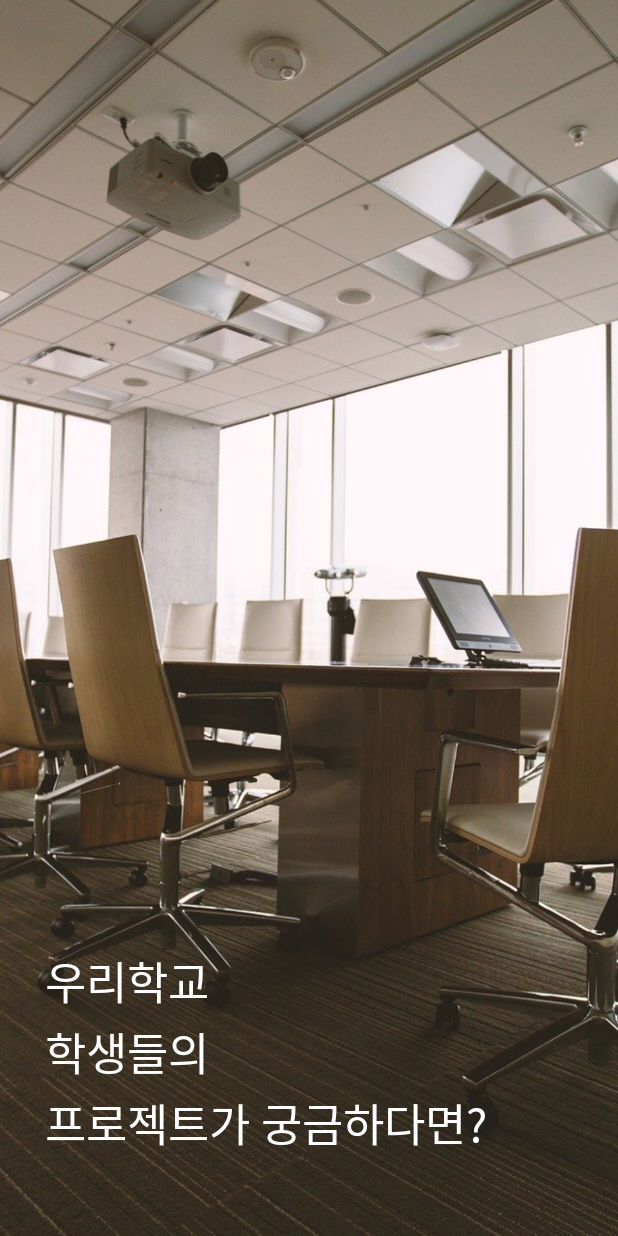
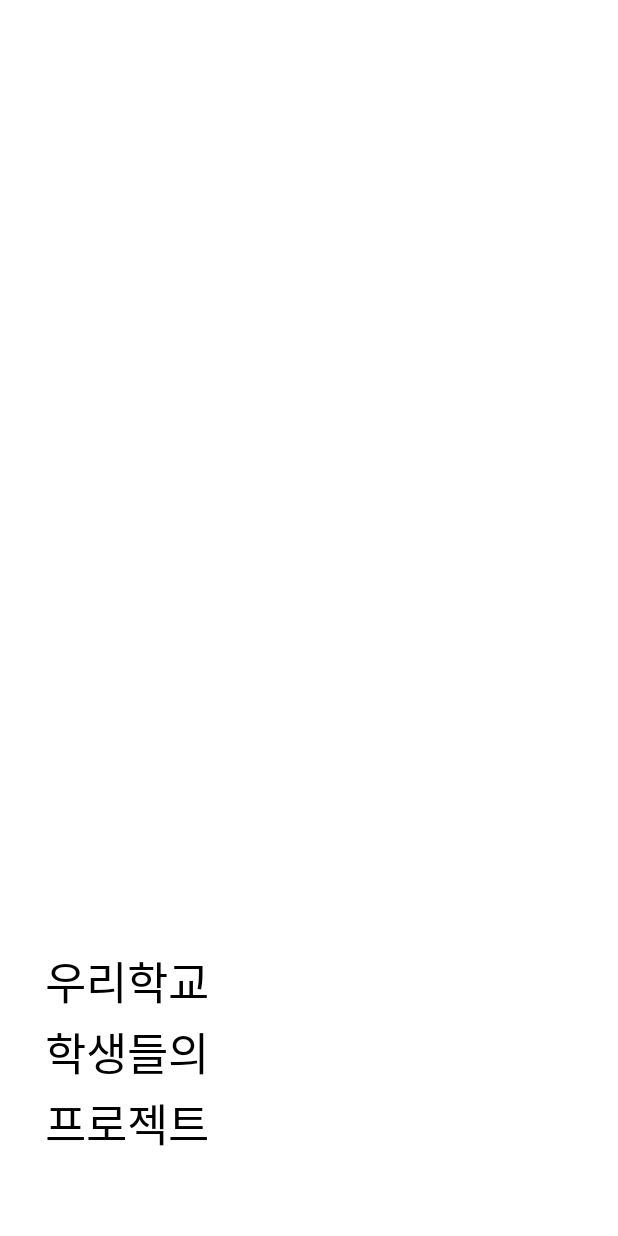
Before and after one commit to Job-Tang-Hackathon/Prof-Android-V2, an Android app: the SplashActivity screen opened directly, with no data from a screen before it, on a phone screen of 412 x 824 dp. Run offline under Robolectric (Android 15) with nearby library versions, the phone set to English and light mode, and no system bars; our stand-ins replace Firebase (no records; nobody signed in at launch, a user with empty details on screens opened directly); 1 statement that could not run was skipped.

Commit message:
Flex animation, splash

```diff
--- a/app/src/main/res/layout/activity_splash.xml
+++ b/app/src/main/res/layout/activity_splash.xml
@@ -4,14 +4,9 @@
     xmlns:tools="http://schemas.android.com/tools"
     android:layout_width="match_parent"
     android:layout_height="match_parent"
+
     tools:context=".view.SplashActivity">
 
-
-    <ImageView
-        android:layout_width="match_parent"
-        android:layout_height="match_parent"
-        android:scaleType="centerCrop"
-        android:src="@drawable/splash_background" />
 
     <LinearLayout
         android:layout_width="wrap_content"
@@ -30,7 +25,7 @@
             android:fontFamily="@font/gugiregular"
             android:includeFontPadding="false"
             android:text="우리학교"
-            android:textColor="@color/white"
+            android:textColor="@color/black"
             android:textSize="30sp" />
 
         <TextView
@@ -40,7 +35,7 @@
             android:fontFamily="@font/gugiregular"
             android:includeFontPadding="false"
             android:text="학생들의"
-            android:textColor="@color/white"
+            android:textColor="@color/black"
             android:textSize="30sp"
 
             />
@@ -51,8 +46,9 @@
             android:layout_marginBottom="3dp"
             android:fontFamily="@font/gugiregular"
             android:includeFontPadding="false"
-            android:text="프로젝트가 궁금하다면?"
-            android:textColor="@color/white"
+
+            android:text="프로젝트"
+            android:textColor="@color/black"
             android:textSize="30sp"
 
             />
```
Also changed, not shown: app/src/main/java/com/gsm/prof_androidv2/view/SplashActivity.kt (+51 -0 lines), app/src/main/java/com/gsm/prof_androidv2/view/MyPostFragment.kt (line endings or trailing spaces).
